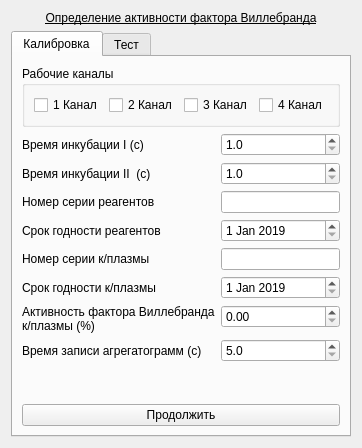
First picture: the form in choisedialog/agr2.ui, repository krang4d/Agrekola, before the edit.
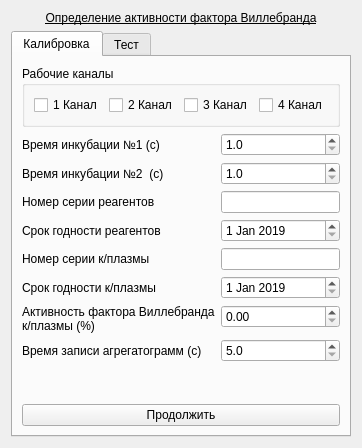
Second picture: the form after the edit. The open tabs and pages were chosen to show the change.

```diff
--- a/choisedialog/agr2.ui
+++ b/choisedialog/agr2.ui
@@ -76,14 +76,14 @@
          <item row="0" column="0">
           <widget class="QLabel" name="label_calib_1">
            <property name="text">
-            <string>Время инкубации I (с)</string>
+            <string>Время инкубации №1 (с)</string>
            </property>
           </widget>
          </item>
          <item row="1" column="0">
           <widget class="QLabel" name="label_calib_2">
            <property name="text">
-            <string>Время инкубации II  (с)</string>
+            <string>Время инкубации №2  (с)</string>
            </property>
           </widget>
          </item>
```
Left out of the diff: 2 changed lines with no effect on the pictures.
